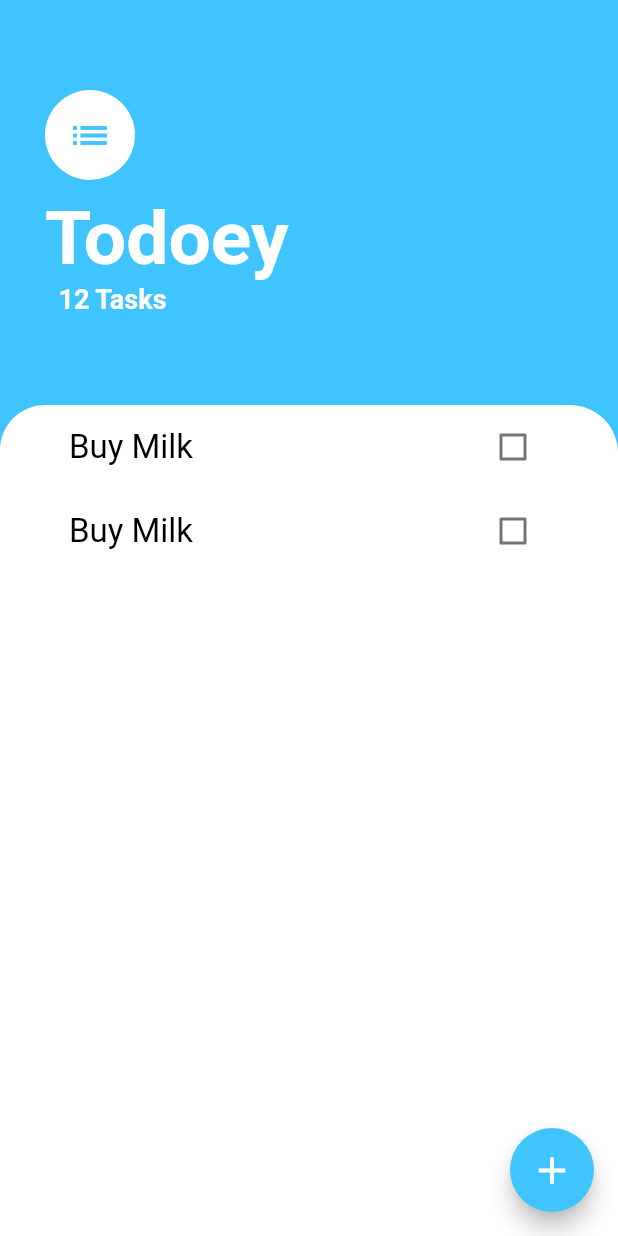
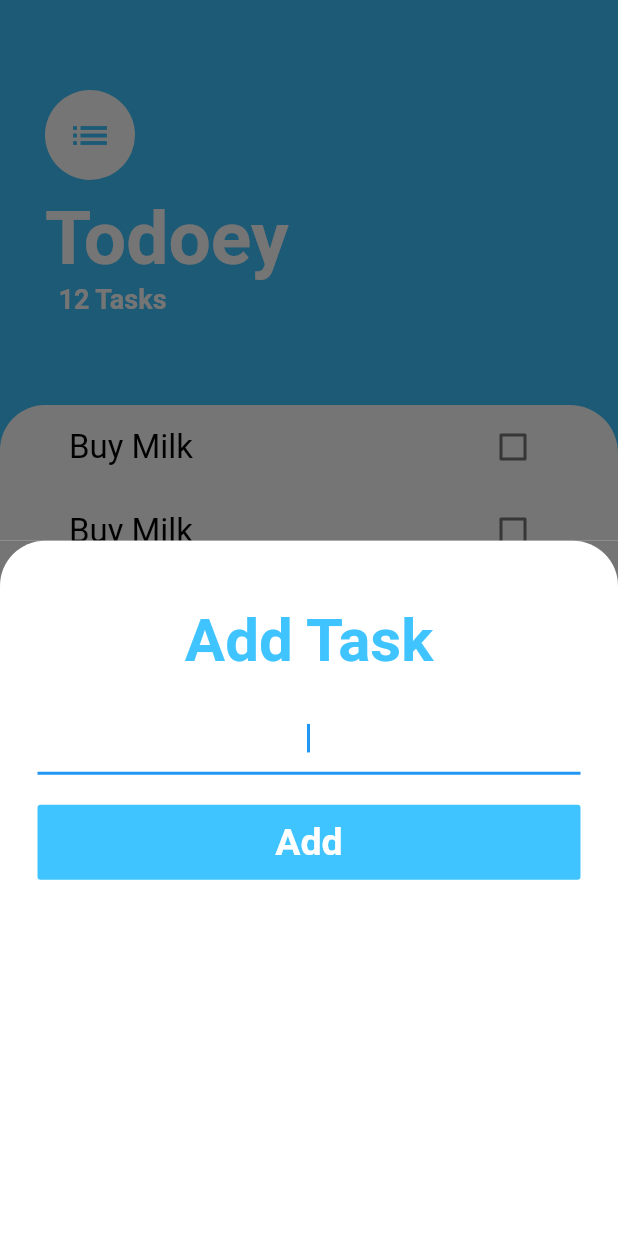
Before and after one commit to imrishuroy/To-Do-Flutter-App, a Flutter app: the screen it shows after launch, after a tap on the "add" icon, on a phone screen of 412 x 824 dp. Run offline on Flutter 3.47's test engine with Material 2 defaults, Android fonts, the phone set to English and light mode, and no system bars.

Commit message:
ModalBottomSheet Added

```diff
--- /dev/null
+++ b/lib/screens/add_task_screen.dart
@@ -0,0 +1,57 @@
+import 'package:flutter/material.dart';
+
+class AddTaskScreen extends StatelessWidget {
+  @override
+  Widget build(BuildContext context) {
+    return Container(
+      color: Color(0xff757575),
+      child: Container(
+        padding: EdgeInsets.all(25),
+        decoration: BoxDecoration(
+          color: Colors.white,
+          borderRadius: BorderRadius.only(
+            topRight: Radius.circular(30),
+            topLeft: Radius.circular(30),
+          ),
+        ),
+        child: Column(
+          children: [
+            Padding(
+              padding: const EdgeInsets.all(18.0),
+              child: Text(
+                'Add Task',
+                style: TextStyle(
+                  fontSize: 40,
+                  fontWeight: FontWeight.bold,
+                  color: Colors.lightBlueAccent,
+                ),
+              ),
+            ),
+            TextField(
+              autofocus: true,
+              textAlign: TextAlign.center,
+            ),
+            SizedBox(
+              height: 20,
+            ),
+            FlatButton(
+              padding: EdgeInsets.all(10),
+              height: 50,
+              minWidth: double.infinity,
+              color: Colors.lightBlueAccent,
+              onPressed: () {},
+              child: Text(
+                'Add',
+                style: TextStyle(
+                  color: Colors.white,
+                  fontSize: 25,
+                  fontWeight: FontWeight.w600,
+                ),
+              ),
+            )
+          ],
+        ),
+      ),
+    );
+  }
+}
--- a/lib/screens/tasks_screen.dart
+++ b/lib/screens/tasks_screen.dart
@@ -1,24 +1,19 @@
 import 'package:flutter/material.dart';
 
 import '../widgets/tasks_list.dart';
+import './add_task_screen.dart';
 
 class TasksScreen extends StatelessWidget {
-  void showBottomSheet(BuildContext context) {
-    Scaffold.of(context).showBottomSheet((context) => Text('Worked'),
-        backgroundColor: Colors.red);
-  }
-
   @override
   Widget build(BuildContext context) {
     return Scaffold(
       floatingActionButton: FloatingActionButton(
         backgroundColor: Colors.lightBlueAccent,
         onPressed: () {
-          Scaffold.of(context).showBottomSheet((context) => Container(
-                color: Colors.red,
-                height: 100,
-                child: Text('Hi there'),
-              ));
+          showModalBottomSheet(
+            context: context,
+            builder: (ctx) => AddTaskScreen(),
+          );
         },
         child: Icon(
           Icons.add,
```
